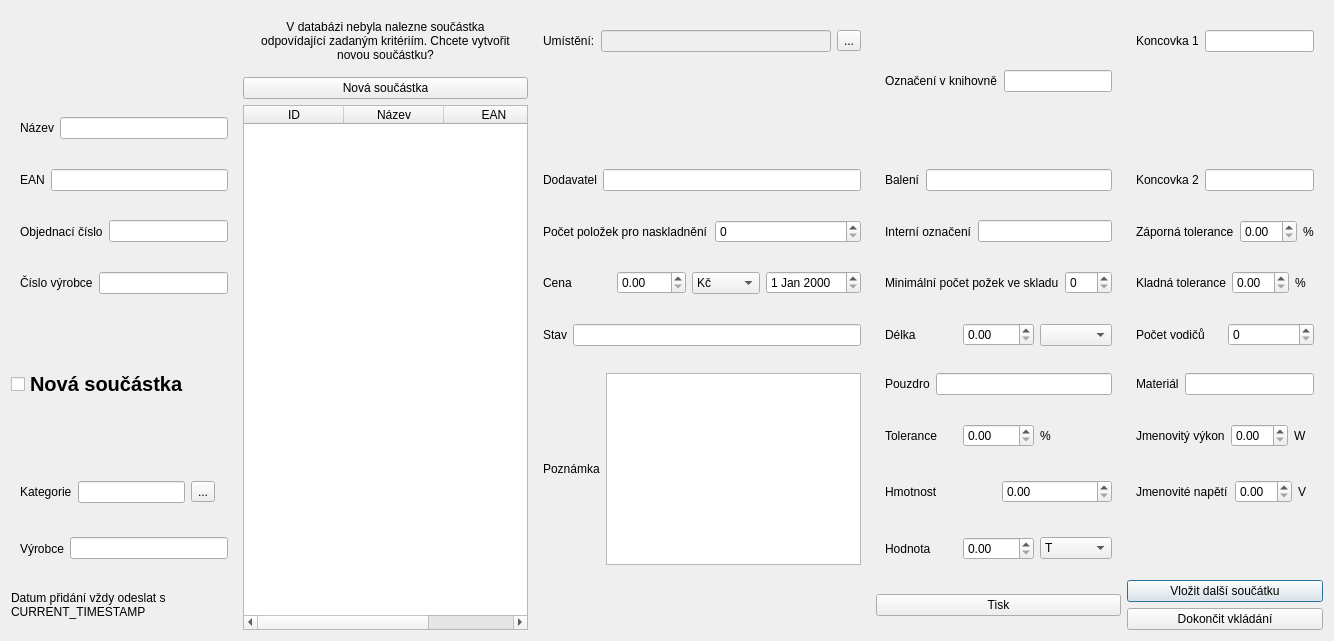
First picture: the form in PPPart/prijem_novy_1.ui, repository Vcpavel31/PPPart, before the edit.
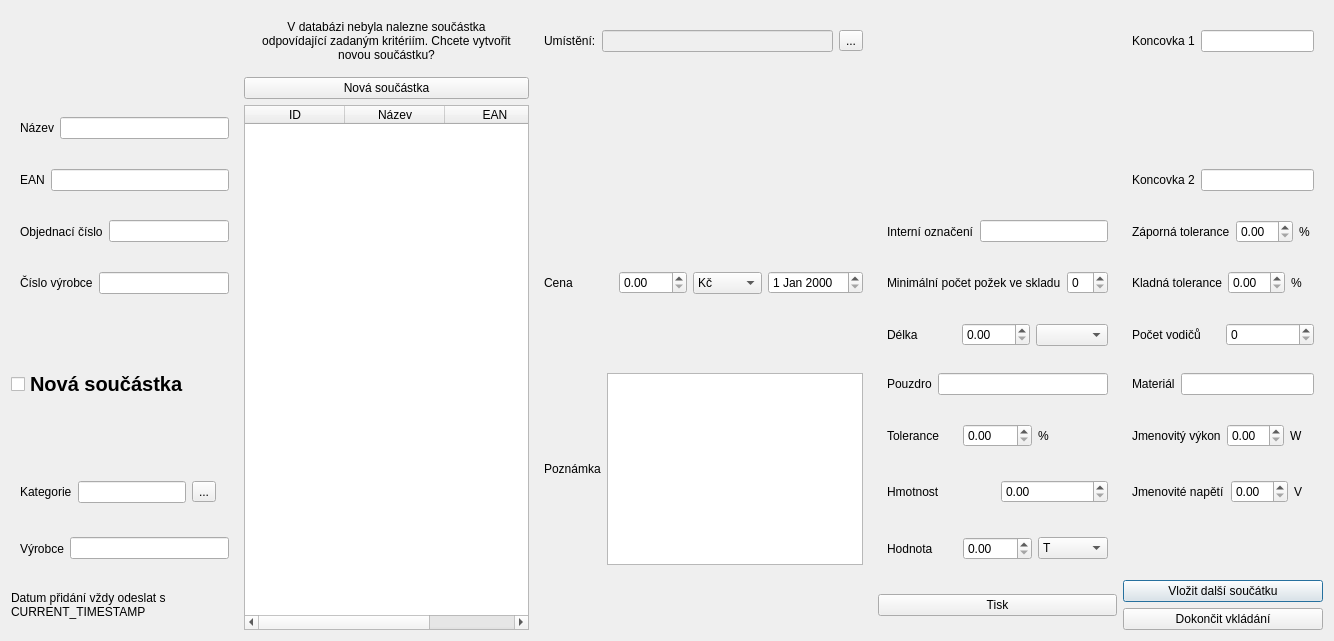
Second picture: the form after the edit. Icons and pictures are not drawn.

```diff
--- a/PPPart/prijem_novy_1.ui
+++ b/PPPart/prijem_novy_1.ui
@@ -41,22 +41,6 @@
      </layout>
     </widget>
    </item>
-   <item row="6" column="2">
-    <widget class="QWidget" name="Stav" native="true">
-     <layout class="QHBoxLayout" name="horizontalLayout_9">
-      <item>
-       <widget class="QLabel" name="Stav_1">
-        <property name="text">
-         <string>Stav</string>
-        </property>
-       </widget>
-      </item>
-      <item>
-       <widget class="QLineEdit" name="Stav_2"/>
-      </item>
-     </layout>
-    </widget>
-   </item>
    <item row="7" column="3">
     <widget class="QWidget" name="Pouzdro" native="true">
      <layout class="QHBoxLayout" name="horizontalLayout_13">
@@ -425,22 +409,6 @@
      </layout>
     </widget>
    </item>
-   <item row="3" column="2">
-    <widget class="QWidget" name="Dodavatel" native="true">
-     <layout class="QHBoxLayout" name="horizontalLayout_7">
-      <item>
-       <widget class="QLabel" name="Dodavatel_1">
-        <property name="text">
-         <string>Dodavatel</string>
-        </property>
-       </widget>
-      </item>
-      <item>
-       <widget class="QLineEdit" name="Dodavatel_2"/>
-      </item>
-     </layout>
-    </widget>
-   </item>
    <item row="11" column="4">
     <widget class="QPushButton" name="Next_part">
      <property name="text">
@@ -510,41 +478,6 @@
      </layout>
     </widget>
    </item>
-   <item row="0" column="3" rowspan="3">
-    <widget class="QWidget" name="Ozn_knihovna" native="true">
-     <layout class="QHBoxLayout" name="horizontalLayout_26">
-      <item>
-       <widget class="QLabel" name="Ozn_knihovna_1">
-        <property name="text">
-         <string>Označení v knihovně</string>
-        </property>
-       </widget>
-      </item>
-      <item>
-       <widget class="QLineEdit" name="Ozn_knihovna_2"/>
-      </item>
-     </layout>
-    </widget>
-   </item>
-   <item row="4" column="2">
-    <widget class="QWidget" name="Polozek" native="true">
-     <layout class="QHBoxLayout" name="horizontalLayout_11">
-      <item>
-       <widget class="QLabel" name="Polozek_1">
-        <property name="text">
-         <string>Počet položek pro naskladnění</string>
-        </property>
-        <property name="wordWrap">
-         <bool>false</bool>
-        </property>
-       </widget>
-      </item>
-      <item>
-       <widget class="QSpinBox" name="Polozek_2"/>
-      </item>
-     </layout>
-    </widget>
-   </item>
    <item row="3" column="4">
     <widget class="QWidget" name="Koncovka_2" native="true">
      <layout class="QHBoxLayout" name="horizontalLayout_18">
@@ -584,22 +517,6 @@
      </layout>
     </widget>
    </item>
-   <item row="3" column="3">
-    <widget class="QWidget" name="Baleni" native="true">
-     <layout class="QHBoxLayout" name="horizontalLayout">
-      <item>
-       <widget class="QLabel" name="Baleni_1">
-        <property name="text">
-         <string>Balení</string>
-        </property>
-       </widget>
-      </item>
-      <item>
-       <widget class="QLineEdit" name="Baleni_2"/>
-      </item>
-     </layout>
-    </widget>
-   </item>
    <item row="5" column="2">
     <widget class="QWidget" name="Cena" native="true">
      <layout class="QHBoxLayout" name="horizontalLayout_10">
```
